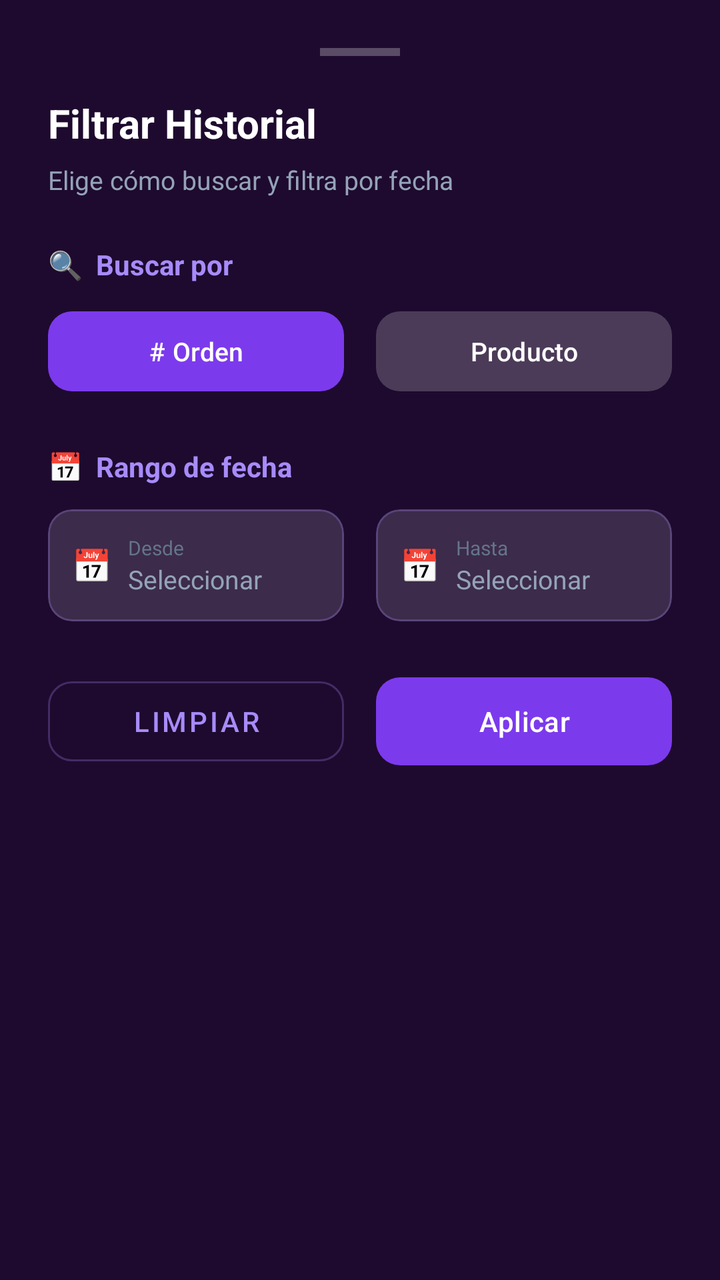
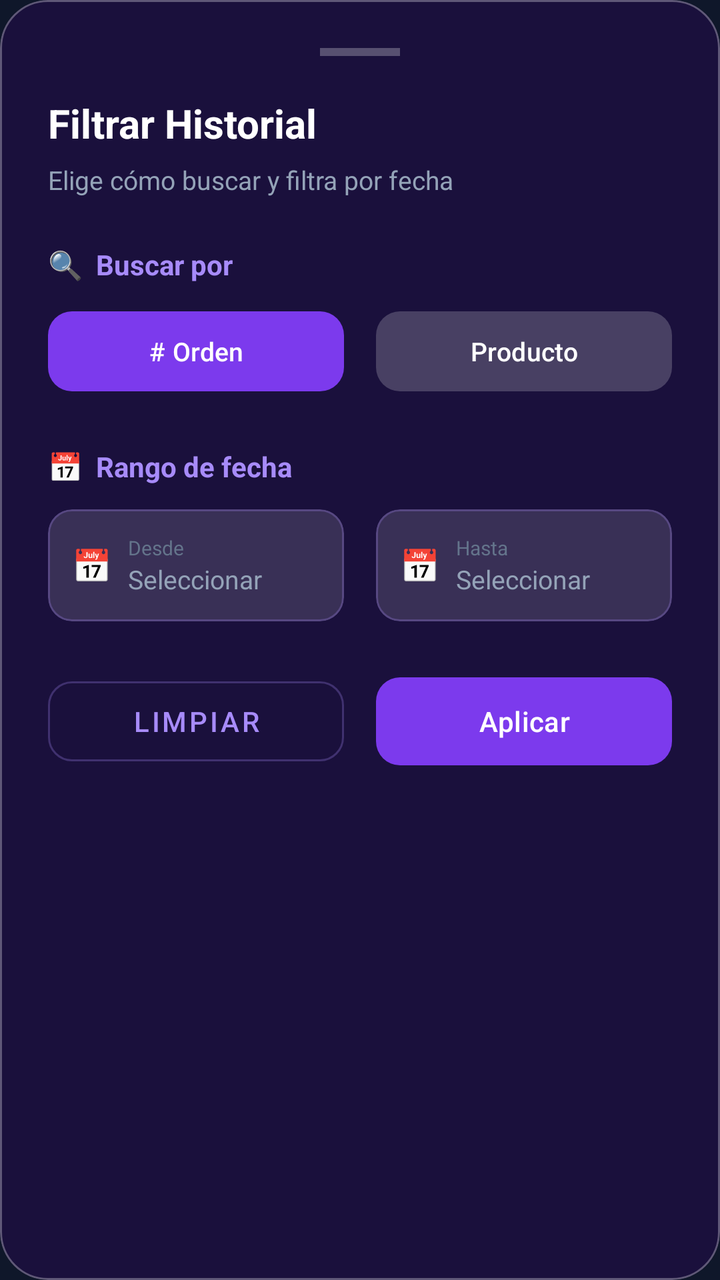

Two renders of the same Android screen: before a commit and after it. Below are the layout's source before the change and the commit's diff.
<!-- AndroidManifest.xml: application theme Theme.Proyecto_Final_Moviles -->
<!-- res/layout/bottom_sheet_history_filters.xml -->
<?xml version="1.0" encoding="utf-8"?>
<LinearLayout
    xmlns:android="http://schemas.android.com/apk/res/android"
    xmlns:app="http://schemas.android.com/apk/res-auto"
    android:layout_width="match_parent"
    android:layout_height="wrap_content"
    android:orientation="vertical"
    android:background="#1E0A2E"
    android:paddingHorizontal="24dp"
    android:paddingTop="24dp"
    android:paddingBottom="32dp">

    
    <View
        android:layout_width="40dp"
        android:layout_height="4dp"
        android:layout_gravity="center_horizontal"
        android:layout_marginBottom="20dp"
        android:background="#44FFFFFF" />

    <TextView
        android:layout_width="wrap_content"
        android:layout_height="wrap_content"
        android:text="Filtrar Historial"
        android:textColor="#FFFFFF"
        android:textSize="20sp"
        android:textStyle="bold"
        android:layout_marginBottom="6dp" />

    <TextView
        android:layout_width="wrap_content"
        android:layout_height="wrap_content"
        android:text="Elige cómo buscar y filtra por fecha"
        android:textColor="#94a3b8"
        android:textSize="13sp"
        android:layout_marginBottom="24dp" />

    
    <TextView
        android:layout_width="wrap_content"
        android:layout_height="wrap_content"
        android:text="🔍  Buscar por"
        android:textColor="#a78bfa"
        android:textSize="14sp"
        android:textStyle="bold"
        android:layout_marginBottom="10dp" />

    <LinearLayout
        android:layout_width="match_parent"
        android:layout_height="wrap_content"
        android:orientation="horizontal"
        android:weightSum="2"
        android:layout_marginBottom="24dp">

        <com.google.android.material.button.MaterialButton
            android:id="@+id/btnFilterByOrder"
            android:layout_width="0dp"
            android:layout_height="48dp"
            android:layout_weight="1"
            android:layout_marginEnd="8dp"
            android:text="# Orden"
            android:textColor="#FFFFFF"
            android:textSize="13sp"
            app:backgroundTint="#7c3aed"
            app:cornerRadius="12dp" />

        <com.google.android.material.button.MaterialButton
            android:id="@+id/btnFilterByProduct"
            android:layout_width="0dp"
            android:layout_height="48dp"
            android:layout_weight="1"
            android:layout_marginStart="8dp"
            android:text="Producto"
            android:textColor="#FFFFFF"
            android:textSize="13sp"
            app:backgroundTint="#33FFFFFF"
            app:cornerRadius="12dp" />
    </LinearLayout>

    
    <TextView
        android:layout_width="wrap_content"
        android:layout_height="wrap_content"
        android:text="📅  Rango de fecha"
        android:textColor="#a78bfa"
        android:textSize="14sp"
        android:textStyle="bold"
        android:layout_marginBottom="12dp" />

    <LinearLayout
        android:layout_width="match_parent"
        android:layout_height="wrap_content"
        android:orientation="horizontal"
        android:weightSum="2"
        android:layout_marginBottom="24dp">

        
        <com.google.android.material.card.MaterialCardView
            android:id="@+id/btnPickDateFrom"
            android:layout_width="0dp"
            android:layout_height="56dp"
            android:layout_weight="1"
            android:layout_marginEnd="8dp"
            app:cardBackgroundColor="#22FFFFFF"
            app:cardCornerRadius="12dp"
            app:cardElevation="0dp"
            app:strokeColor="#44a78bfa"
            app:strokeWidth="1dp">

            <LinearLayout
                android:layout_width="match_parent"
                android:layout_height="match_parent"
                android:orientation="horizontal"
                android:gravity="center_vertical"
                android:paddingHorizontal="12dp">

                <TextView
                    android:layout_width="wrap_content"
                    android:layout_height="wrap_content"
                    android:text="📅"
                    android:textSize="16sp"
                    android:layout_marginEnd="8dp" />

                <LinearLayout
                    android:layout_width="0dp"
                    android:layout_height="wrap_content"
                    android:layout_weight="1"
                    android:orientation="vertical">

                    <TextView
                        android:layout_width="wrap_content"
                        android:layout_height="wrap_content"
                        android:text="Desde"
                        android:textColor="#64748b"
                        android:textSize="10sp" />

                    <TextView
                        android:id="@+id/tvDateFrom"
                        android:layout_width="wrap_content"
                        android:layout_height="wrap_content"
                        android:text="Seleccionar"
                        android:textColor="#94a3b8"
                        android:textSize="13sp" />
                </LinearLayout>
            </LinearLayout>
        </com.google.android.material.card.MaterialCardView>

        
        <com.google.android.material.card.MaterialCardView
            android:id="@+id/btnPickDateTo"
            android:layout_width="0dp"
            android:layout_height="56dp"
            android:layout_weight="1"
            android:layout_marginStart="8dp"
            app:cardBackgroundColor="#22FFFFFF"
            app:cardCornerRadius="12dp"
            app:cardElevation="0dp"
            app:strokeColor="#44a78bfa"
            app:strokeWidth="1dp">

            <LinearLayout
                android:layout_width="match_parent"
                android:layout_height="match_parent"
                android:orientation="horizontal"
                android:gravity="center_vertical"
                android:paddingHorizontal="12dp">

                <TextView
                    android:layout_width="wrap_content"
                    android:layout_height="wrap_content"
                    android:text="📅"
                    android:textSize="16sp"
                    android:layout_marginEnd="8dp" />

                <LinearLayout
                    android:layout_width="0dp"
                    android:layout_height="wrap_content"
                    android:layout_weight="1"
                    android:orientation="vertical">

                    <TextView
                        android:layout_width="wrap_content"
                        android:layout_height="wrap_content"
                        android:text="Hasta"
                        android:textColor="#64748b"
                        android:textSize="10sp" />

                    <TextView
                        android:id="@+id/tvDateTo"
                        android:layout_width="wrap_content"
                        android:layout_height="wrap_content"
                        android:text="Seleccionar"
                        android:textColor="#94a3b8"
                        android:textSize="13sp" />
                </LinearLayout>
            </LinearLayout>
        </com.google.android.material.card.MaterialCardView>
    </LinearLayout>

    
    <LinearLayout
        android:layout_width="match_parent"
        android:layout_height="wrap_content"
        android:orientation="horizontal"
        android:weightSum="2">

        <com.google.android.material.button.MaterialButton
            android:id="@+id/btnClearHistoryFilters"
            android:layout_width="0dp"
            android:layout_height="52dp"
            android:layout_weight="1"
            android:layout_marginEnd="8dp"
            android:text="Limpiar"
            android:textColor="#a78bfa"
            style="@style/Widget.MaterialComponents.Button.OutlinedButton"
            app:strokeColor="#44a78bfa"
            app:cornerRadius="12dp" />

        <com.google.android.material.button.MaterialButton
            android:id="@+id/btnApplyHistoryFilters"
            android:layout_width="0dp"
            android:layout_height="52dp"
            android:layout_weight="1"
            android:layout_marginStart="8dp"
            android:text="Aplicar"
            android:textColor="#FFFFFF"
            app:backgroundTint="#7c3aed"
            app:cornerRadius="12dp" />
    </LinearLayout>
</LinearLayout>
<!-- resources referenced by this layout -->
<resources>
  <style name="Theme.Proyecto_Final_Moviles" parent="Base.Theme.Proyecto_Final_Moviles" />
  <style name="Base.Theme.Proyecto_Final_Moviles" parent="Theme.Material3.DayNight.NoActionBar">
          <item name="android:windowBackground">#0f172a</item>
          <item name="colorPrimary">#7c3aed</item>
          <item name="colorSurface">#1e293b</item>
          <item name="colorOnSurface">#FFFFFF</item>
      </style>
</resources>

<!-- the commit's change to res/layout/bottom_sheet_history_filters.xml (unified diff, before → after) -->
@@ -1,14 +1,24 @@
 <?xml version="1.0" encoding="utf-8"?>
-<LinearLayout
+<com.google.android.material.card.MaterialCardView
     xmlns:android="http://schemas.android.com/apk/res/android"
     xmlns:app="http://schemas.android.com/apk/res-auto"
     android:layout_width="match_parent"
     android:layout_height="wrap_content"
-    android:orientation="vertical"
-    android:background="#1E0A2E"
-    android:paddingHorizontal="24dp"
-    android:paddingTop="24dp"
-    android:paddingBottom="32dp">
+    android:layout_marginHorizontal="8dp"
+    android:layout_marginBottom="8dp"
+    app:cardBackgroundColor="#1A103C"
+    app:cardCornerRadius="24dp"
+    app:cardElevation="0dp"
+    app:strokeColor="#4DFFFFFF"
+    app:strokeWidth="1dp">
+
+    <LinearLayout
+        android:layout_width="match_parent"
+        android:layout_height="wrap_content"
+        android:orientation="vertical"
+        android:paddingHorizontal="24dp"
+        android:paddingTop="24dp"
+        android:paddingBottom="32dp">
 
     
     <View
@@ -227,4 +237,5 @@
             app:backgroundTint="#7c3aed"
             app:cornerRadius="12dp" />
     </LinearLayout>
-</LinearLayout>
+    </LinearLayout>
+</com.google.android.material.card.MaterialCardView>
